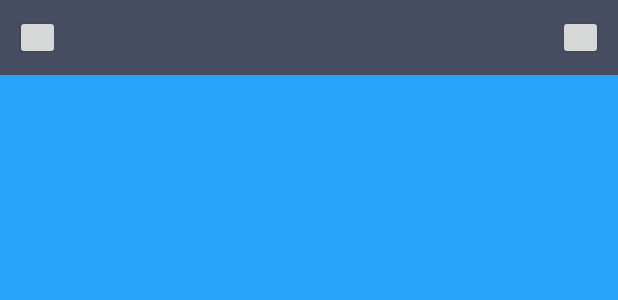
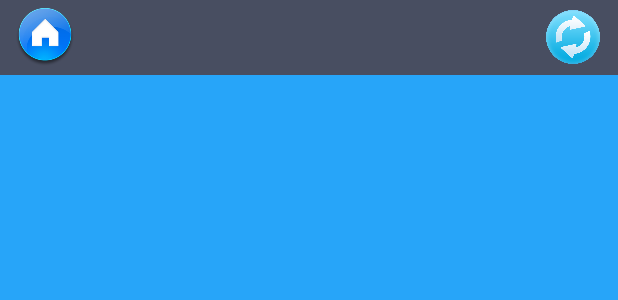
Before and after one commit to DT-1994/coolweather, an Android app: the layout weather_layout.xml on its own in the app's theme, with its tools: preview values and no code run, on a phone screen of 412 x 824 dp. Shown: the top 300 px of the screen. Run offline under Robolectric (Android 15) with nearby library versions, the phone set to English and light mode, and no system bars.

Commit message:
新增切换城市和刷新

```diff
--- a/app/src/main/res/layout/weather_layout.xml
+++ b/app/src/main/res/layout/weather_layout.xml
@@ -8,10 +8,11 @@
     android:background="#484E61">
     <Button
         android:id="@+id/switch_city"
-        android:layout_width="30dp"
-        android:layout_height="30dp"
+        android:layout_width="40dp"
+        android:layout_height="40dp"
         android:layout_centerVertical="true"
         android:layout_marginLeft="10dp"
+        android:background="@drawable/a2"
         />
     <TextView
         android:id="@+id/city_name"
@@ -23,11 +24,12 @@
         />
     <Button
         android:id="@+id/refresh_weather"
-        android:layout_width="30dp"
-        android:layout_height="30dp"
+        android:layout_width="40dp"
+        android:layout_height="40dp"
         android:layout_alignParentRight="true"
         android:layout_centerVertical="true"
-        android:layout_marginRight="10dp"/>
+        android:layout_marginRight="10dp"
+        android:background="@drawable/a1"/>
 </RelativeLayout>
     <RelativeLayout
         android:layout_width="match_parent"
```
Also changed, not shown: app/src/main/java/com/coolweather/app/activity/ChooseAreaActivity.java (+16 -10 lines), app/src/main/java/com/coolweather/app/activity/WeatherActivity.java (+17 -12 lines), app/src/main/java/com/coolweather/app/util/Utility.java (+1 -27 lines), app/src/main/res/drawable/a1.png (added), app/src/main/res/drawable/a2.png (added).
